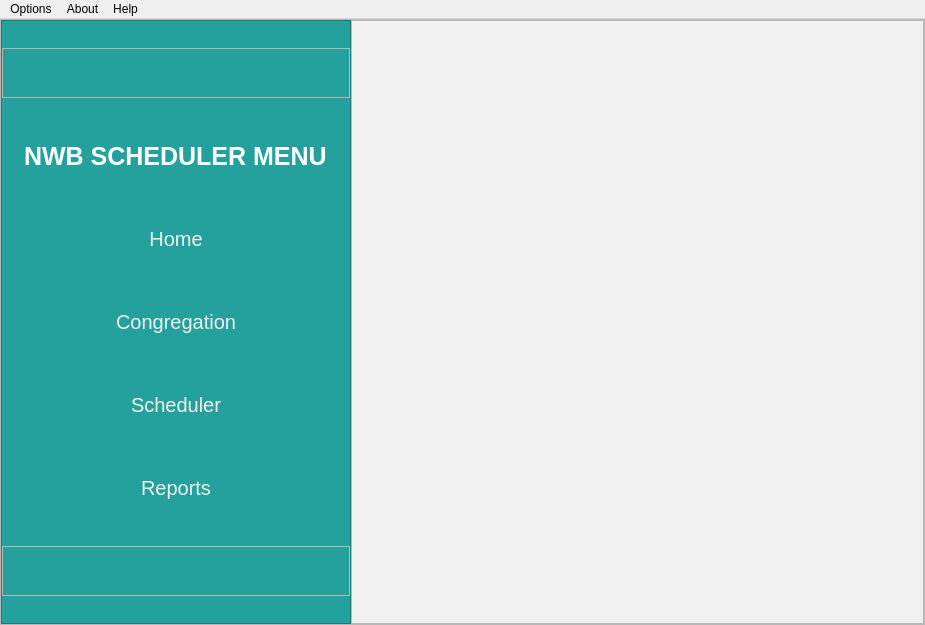
Old version of the form home.ui in the repository HanslettTheDev/NWBS-Desktop.
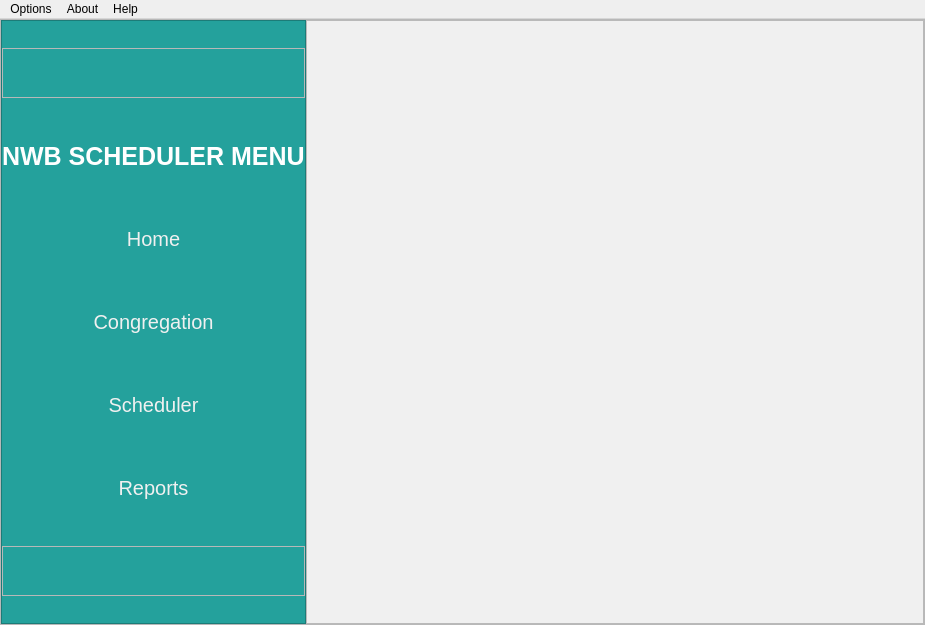
New version of the form.

```diff
--- a/home.ui
+++ b/home.ui
@@ -220,8 +220,47 @@
          </property>
          <layout class="QVBoxLayout" name="verticalLayout_3">
           <item>
-           <widget class="QWidget" name="clone_widget" native="true">
-            <layout class="QVBoxLayout" name="verticalLayout_4"/>
+           <widget class="QScrollArea" name="scrollArea">
+            <property name="styleSheet">
+             <string notr="true">QScrollArea {
+border: none;
+}</string>
+            </property>
+            <property name="widgetResizable">
+             <bool>true</bool>
+            </property>
+            <widget class="QWidget" name="scroll_area">
+             <property name="geometry">
+              <rect>
+               <x>0</x>
+               <y>0</y>
+               <width>600</width>
+               <height>582</height>
+              </rect>
+             </property>
+             <layout class="QVBoxLayout" name="verticalLayout_5">
+              <property name="spacing">
+               <number>0</number>
+              </property>
+              <property name="leftMargin">
+               <number>0</number>
+              </property>
+              <property name="topMargin">
+               <number>0</number>
+              </property>
+              <property name="rightMargin">
+               <number>0</number>
+              </property>
+              <property name="bottomMargin">
+               <number>0</number>
+              </property>
+              <item>
+               <widget class="QWidget" name="clone_widget" native="true">
+                <layout class="QVBoxLayout" name="verticalLayout_4"/>
+               </widget>
+              </item>
+             </layout>
+            </widget>
            </widget>
           </item>
          </layout>
```
